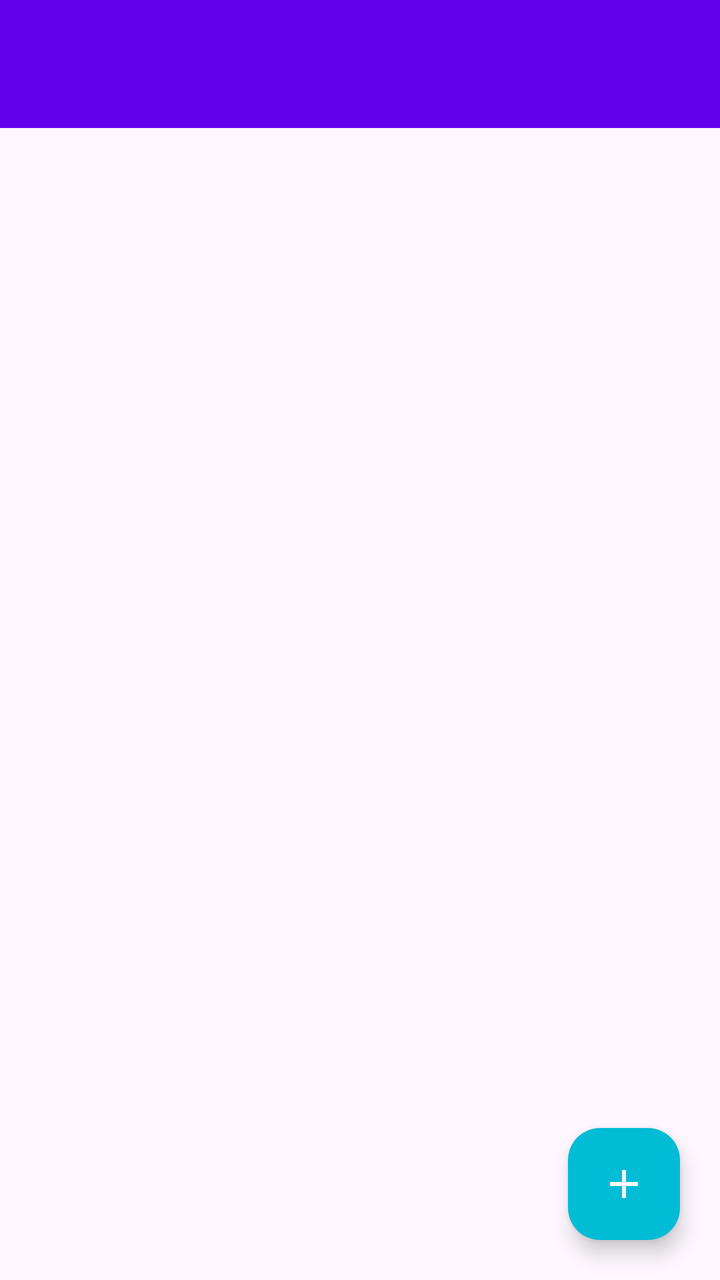
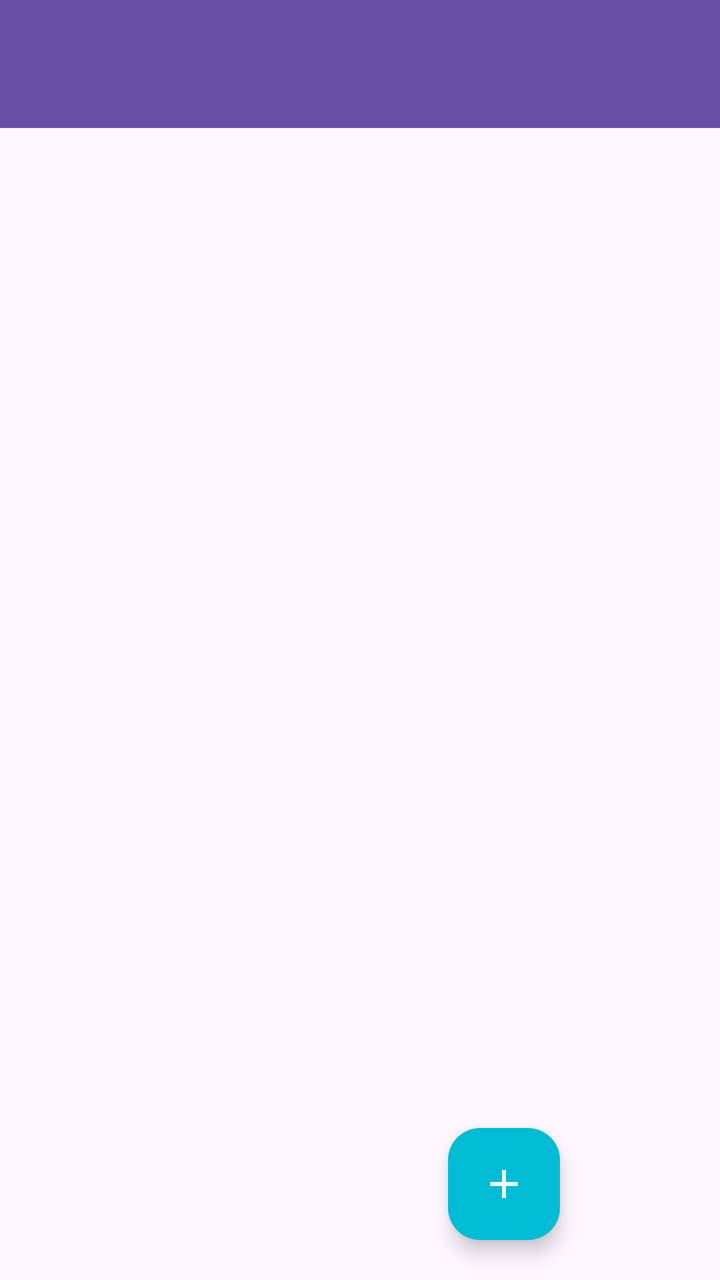

Compare the two renders of this Android layout. The source of the first and the diff that turns it into the second are given below.
<!-- AndroidManifest.xml: application theme Theme.AnimationAndroid -->
<!-- res/layout/activity_recycler_view.xml -->
<?xml version="1.0" encoding="utf-8"?>
<androidx.constraintlayout.widget.ConstraintLayout xmlns:android="http://schemas.android.com/apk/res/android"
    xmlns:app="http://schemas.android.com/apk/res-auto"
    xmlns:tools="http://schemas.android.com/tools"
    android:id="@+id/main"
    android:layout_width="match_parent"
    android:layout_height="match_parent"
    tools:context=".recyclerview.RecyclerViewActivity">

    <com.google.android.material.appbar.AppBarLayout
        android:id="@+id/appBarLayout"
        android:layout_width="match_parent"
        android:layout_height="wrap_content"
        app:layout_constraintTop_toTopOf="parent"
        app:layout_constraintStart_toStartOf="parent"
        app:layout_constraintEnd_toEndOf="parent">

        <androidx.appcompat.widget.Toolbar
            android:id="@+id/toolbar"
            android:layout_width="match_parent"
            android:layout_height="wrap_content"
            android:background="@color/design_default_color_primary" />
    </com.google.android.material.appbar.AppBarLayout>

    <androidx.recyclerview.widget.RecyclerView
        android:id="@+id/recyclerView"
        android:layout_width="match_parent"
        android:layout_height="wrap_content"
        app:layout_constraintEnd_toEndOf="parent"
        app:layout_constraintStart_toStartOf="parent"
        app:layout_constraintTop_toBottomOf="@+id/appBarLayout"
        tools:listitem="@layout/row_contact" />

    <com.google.android.material.floatingactionbutton.FloatingActionButton
        android:id="@+id/fbAddContact"
        android:layout_width="wrap_content"
        android:layout_height="wrap_content"
        android:layout_margin="20dp"
        android:backgroundTint="#00BCD4"
        android:src="@drawable/ic_baseline_add_24"
        app:fabSize="normal"
        app:layout_constraintBottom_toBottomOf="parent"
        app:layout_constraintEnd_toEndOf="parent"
        app:tint="@color/white"
        tools:ignore="ContentDescription" />

</androidx.constraintlayout.widget.ConstraintLayout>
<!-- res/layout/row_contact.xml (included above) -->
<?xml version="1.0" encoding="utf-8"?>
<androidx.constraintlayout.widget.ConstraintLayout xmlns:android="http://schemas.android.com/apk/res/android"
    xmlns:app="http://schemas.android.com/apk/res-auto"
    android:layout_width="match_parent"
    android:layout_height="wrap_content">

    <androidx.cardview.widget.CardView
        android:id="@+id/cvMain"
        android:layout_width="match_parent"
        android:layout_height="wrap_content"
        app:cardCornerRadius="6dp"
        app:cardUseCompatPadding="true"
        app:layout_constraintEnd_toEndOf="parent"
        app:layout_constraintStart_toStartOf="parent"
        app:layout_constraintTop_toTopOf="parent">

        <androidx.constraintlayout.widget.ConstraintLayout
            android:layout_width="match_parent"
            android:layout_height="wrap_content">

            <ImageView
                android:id="@+id/imgProfile"
                android:layout_width="wrap_content"
                android:layout_height="wrap_content"
                android:src="@drawable/ic_contact_profile"
                app:layout_constraintStart_toStartOf="parent"
                app:layout_constraintTop_toTopOf="parent" />

            <TextView
                android:id="@+id/tvName"
                android:layout_width="0dp"
                android:layout_height="wrap_content"
                android:layout_marginStart="10dp"
                android:layout_marginEnd="5dp"
                android:text="Contact Name"
                android:textSize="18sp"
                android:textStyle="bold"
                app:layout_constraintBottom_toTopOf="@id/tvContactNumber"
                app:layout_constraintEnd_toStartOf="@+id/imgEdit"
                app:layout_constraintStart_toEndOf="@id/imgProfile"
                app:layout_constraintTop_toTopOf="parent" />

            <TextView
                android:id="@+id/tvContactNumber"
                android:layout_width="0dp"
                android:layout_height="wrap_content"
                android:layout_marginEnd="5dp"
                android:text="9737582727"
                android:textSize="18sp"
                android:textStyle="bold"
                app:layout_constraintBottom_toBottomOf="parent"
                app:layout_constraintEnd_toStartOf="@+id/imgEdit"
                app:layout_constraintStart_toStartOf="@id/tvName"
                app:layout_constraintTop_toBottomOf="@id/tvName" />

            <ImageView
                android:id="@+id/imgEdit"
                android:layout_width="30dp"
                android:layout_height="30dp"
                android:layout_marginEnd="10dp"
                android:src="@drawable/ic_baseline_edit_square_24"
                app:layout_constraintBottom_toBottomOf="parent"
                app:layout_constraintEnd_toStartOf="@+id/imgDelete"
                app:layout_constraintTop_toTopOf="parent"
                app:tint="@color/black" />

            <ImageView
                android:id="@+id/imgDelete"
                android:layout_width="30dp"
                android:layout_height="30dp"
                android:layout_marginEnd="5dp"
                android:src="@drawable/ic_baseline_delete_forever_24"
                app:layout_constraintBottom_toBottomOf="parent"
                app:layout_constraintEnd_toEndOf="parent"
                app:layout_constraintTop_toTopOf="parent"
                app:tint="@color/black" />
        </androidx.constraintlayout.widget.ConstraintLayout>

    </androidx.cardview.widget.CardView>

</androidx.constraintlayout.widget.ConstraintLayout>
<!-- resources referenced by this layout -->
<resources>
  <color name="black">#FF000000</color>
  <color name="white">#FFFFFFFF</color>
  <!-- drawable ic_baseline_add_24 (drawable) -->
  <vector xmlns:android="http://schemas.android.com/apk/res/android" android:height="24dp" android:tint="#000000" android:viewportHeight="24" android:viewportWidth="24" android:width="24dp">
        
      <path android:fillColor="@android:color/white" android:pathData="M19,13h-6v6h-2v-6H5v-2h6V5h2v6h6v2z"/>
      
  </vector>
  <!-- drawable ic_baseline_delete_forever_24 (drawable) -->
  <vector xmlns:android="http://schemas.android.com/apk/res/android"
      android:width="24dp"
      android:height="24dp"
      android:tint="#DB9999"
      android:viewportWidth="24"
      android:viewportHeight="24">
  
      <path
          android:fillColor="@android:color/white"
          android:pathData="M6,19c0,1.1 0.9,2 2,2h8c1.1,0 2,-0.9 2,-2L18,7L6,7v12zM8.46,11.88l1.41,-1.41L12,12.59l2.12,-2.12 1.41,1.41L13.41,14l2.12,2.12 -1.41,1.41L12,15.41l-2.12,2.12 -1.41,-1.41L10.59,14l-2.13,-2.12zM15.5,4l-1,-1h-5l-1,1L5,4v2h14L19,4z" />
  
  </vector>
  <!-- drawable ic_baseline_edit_square_24 (drawable) -->
  <vector xmlns:android="http://schemas.android.com/apk/res/android" android:height="24dp" android:tint="#DB9999" android:viewportHeight="24" android:viewportWidth="24" android:width="24dp">
        
      <path android:fillColor="@android:color/white" android:pathData="M7,17V9.93L13.93,3l0,0H5C3.9,3 3,3.9 3,5v14c0,1.1 0.9,2 2,2h14c1.1,0 2,-0.9 2,-2v-8.93L14.07,17H7z"/>
        
      <path android:fillColor="@android:color/white" android:pathData="M9,15l4.24,0l7.2,-7.2l-4.24,-4.24l-7.2,7.2z"/>
        
      <path android:fillColor="@android:color/white" android:pathData="M22.91,2.49l-1.41,-1.41c-0.78,-0.78 -2.05,-0.78 -2.83,0l-1.06,1.06l4.24,4.24l1.06,-1.06C23.7,4.54 23.7,3.27 22.91,2.49z"/>
      
  </vector>
  <!-- drawable ic_contact_profile: png bitmap (drawable, 2863 bytes) -->
  <style name="Theme.AnimationAndroid" parent="Base.Theme.AnimationAndroid" />
  <style name="Base.Theme.AnimationAndroid" parent="Theme.Material3.DayNight.NoActionBar">
          
          
      </style>
</resources>

<!-- the commit's change to res/layout/activity_recycler_view.xml (unified diff, before → after) -->
@@ -18,15 +18,17 @@
         <androidx.appcompat.widget.Toolbar
             android:id="@+id/toolbar"
             android:layout_width="match_parent"
-            android:layout_height="wrap_content"
-            android:background="@color/design_default_color_primary" />
+            android:layout_height="?attr/actionBarSize"
+            android:background="?attr/colorPrimary"
+            />
     </com.google.android.material.appbar.AppBarLayout>
 
     <androidx.recyclerview.widget.RecyclerView
         android:id="@+id/recyclerView"
-        android:layout_width="match_parent"
-        android:layout_height="wrap_content"
+        android:layout_width="0dp"
+        android:layout_height="0dp"
         app:layout_constraintEnd_toEndOf="parent"
+        app:layout_constraintBottom_toBottomOf="parent"
         app:layout_constraintStart_toStartOf="parent"
         app:layout_constraintTop_toBottomOf="@+id/appBarLayout"
         tools:listitem="@layout/row_contact" />
@@ -35,7 +37,8 @@
         android:id="@+id/fbAddContact"
         android:layout_width="wrap_content"
         android:layout_height="wrap_content"
-        android:layout_margin="20dp"
+        android:layout_marginEnd="80dp"
+        android:layout_marginBottom="20dp"
         android:backgroundTint="#00BCD4"
         android:src="@drawable/ic_baseline_add_24"
         app:fabSize="normal"
